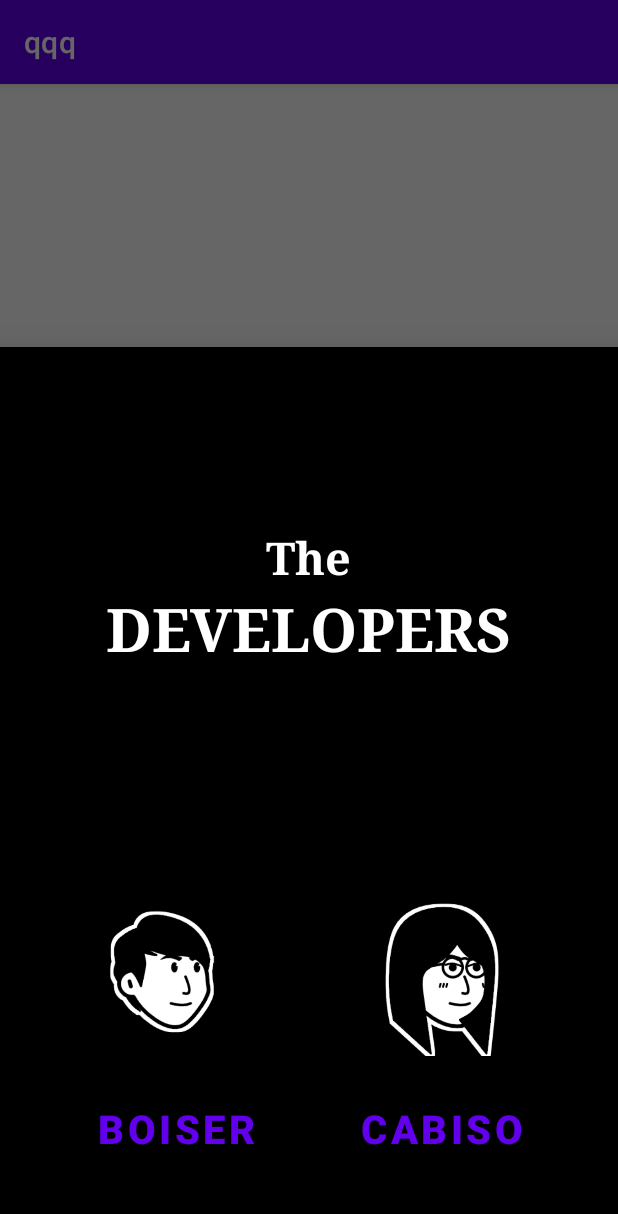
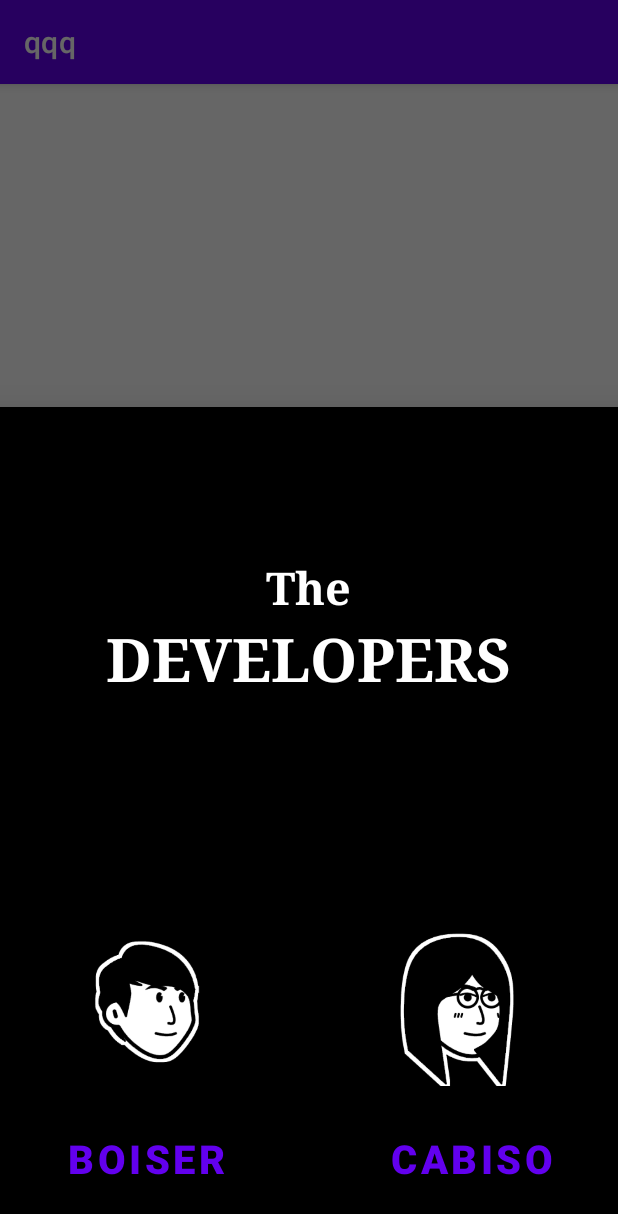
Before and after one commit to Naweeeeeh/OperationBoom, an Android app: the fragment DeveloperFragment placed in its activity, on a phone screen of 412 x 824 dp. Shown: the top 1214 px of the screen. Run offline under Robolectric (Android 15) with nearby library versions, the phone set to English and light mode, and no system bars; 4 statements that could not run were skipped.

Commit message:
developerfragment change

```diff
--- a/app/src/main/res/layout/fragment_developer.xml
+++ b/app/src/main/res/layout/fragment_developer.xml
@@ -5,7 +5,7 @@
     android:layout_height="match_parent"
     android:background="#000000"
     android:orientation="vertical"
-    android:padding="40dp">
+    android:padding="20dp">
 
 
     <TextView
```
